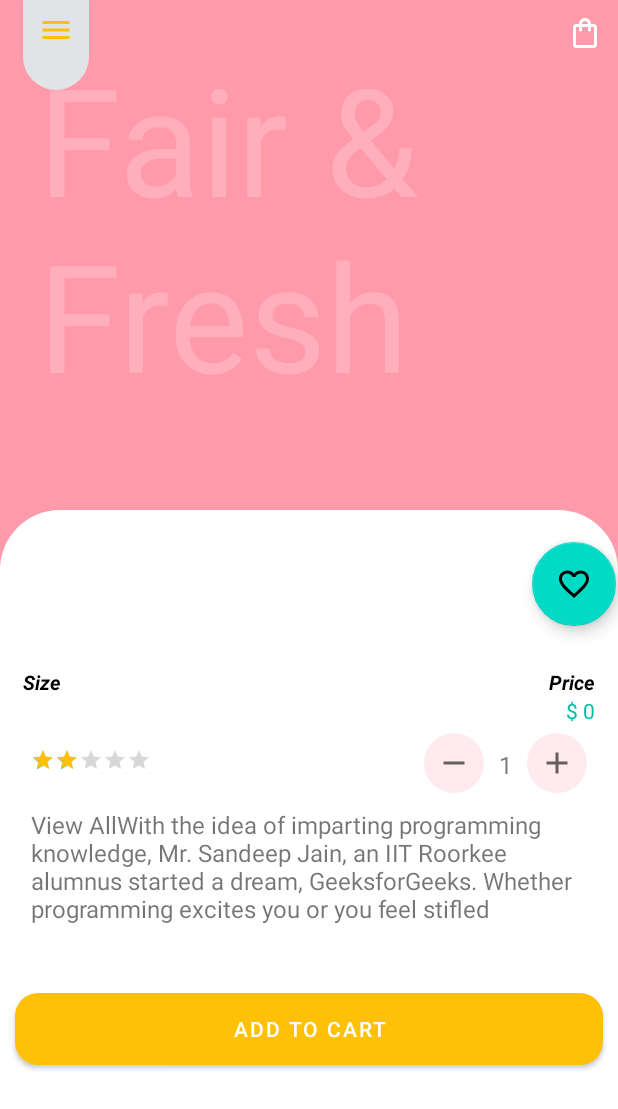
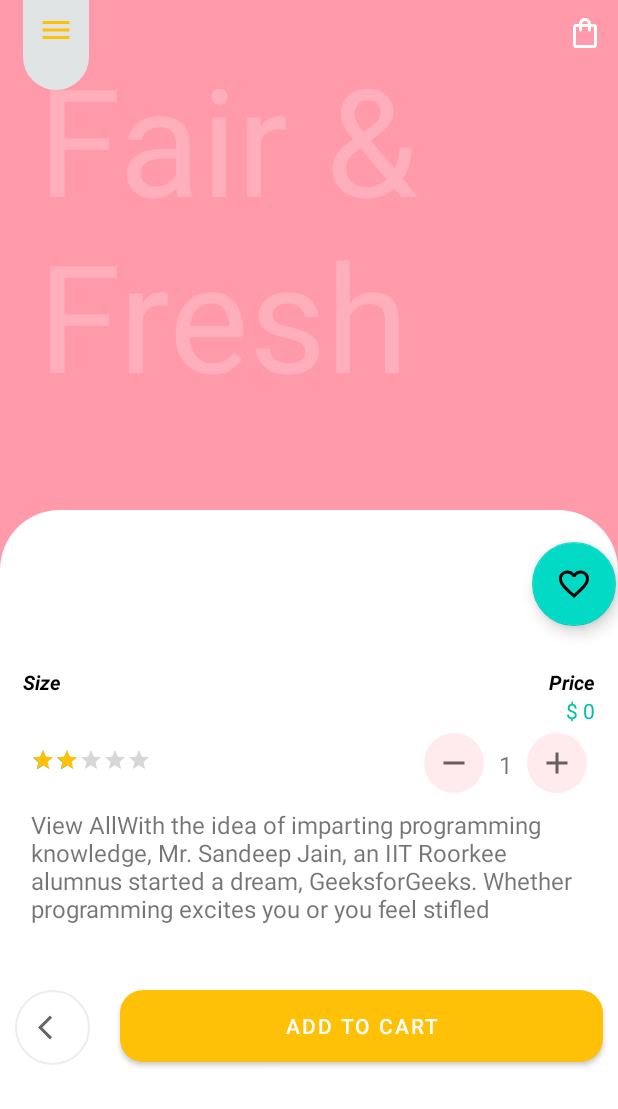
Before and after one commit to SalmanqQureshi/ChatsApplication, an Android app: the DetailProductActivity2 screen opened directly, with no data from a screen before it, on a phone screen of 412 x 824 dp. Shown: the top 1109 px of the screen. Run offline under Robolectric (Android 15) with nearby library versions, the phone set to English and light mode, and no system bars; Roboto replaces fonts that are not available here.

Commit message:
some work achieve

```diff
--- a/app/src/main/res/layout/activity_detail_product2.xml
+++ b/app/src/main/res/layout/activity_detail_product2.xml
@@ -94,6 +94,7 @@
             android:layout_width="match_parent"
             android:layout_height="match_parent"
             android:background="@drawable/kuch_bhi2"
+            android:layout_gravity="top"
             app:layout_behavior="@string/appbar_scrolling_view_behavior">
 
             <RelativeLayout
@@ -261,13 +262,13 @@
                     android:layout_height="wrap_content"
                     android:layout_alignParentBottom="true">
 
-<!--                    <ImageView-->
-<!--                        android:layout_width="50dp"-->
-<!--                        android:layout_height="50dp"-->
-<!--                        android:layout_margin="10dp"-->
-<!--                        android:background="@drawable/white_circle_background"-->
-<!--                        android:padding="15dp"-->
-<!--                        android:src="@drawable/arrow_back_ios_24" />-->
+                    <ImageView
+                        android:layout_width="50dp"
+                        android:layout_height="50dp"
+                        android:layout_margin="10dp"
+                        android:background="@drawable/white_circle_background"
+                        android:padding="15dp"
+                        android:src="@drawable/arrow_back_ios_24" />
 
                     <Button
                         android:id="@+id/detail_product_addtocart"
--- a/app/src/main/res/layout/activity_login.xml
+++ b/app/src/main/res/layout/activity_login.xml
@@ -5,7 +5,7 @@
     android:layout_width="match_parent"
     android:layout_height="match_parent"
     android:orientation="vertical"
-    tools:context=".LoginActivity">
+    tools:context="com.example.simpleeasy.LoginActivity">
 
     <RelativeLayout
         android:layout_width="match_parent"
--- a/app/src/main/res/layout/activity_product.xml
+++ b/app/src/main/res/layout/activity_product.xml
@@ -4,7 +4,7 @@
     xmlns:tools="http://schemas.android.com/tools"
     android:layout_width="match_parent"
     android:layout_height="match_parent"
-    tools:context=".ProductActivity">
+    tools:context="com.example.simpleeasy.ProductActivity">
 <androidx.viewpager2.widget.ViewPager2
     android:id="@+id/animated_VP"
     android:layout_width="match_parent"
--- a/app/src/main/res/layout/activity_register.xml
+++ b/app/src/main/res/layout/activity_register.xml
@@ -5,7 +5,7 @@
     android:layout_width="match_parent"
     android:layout_height="match_parent"
     android:orientation="vertical"
-    tools:context=".RegisterActivity">
+    tools:context="com.example.simpleeasy.RegisterActivity">
 
     <LinearLayout
         android:layout_width="match_parent"
@@ -32,7 +32,7 @@
         android:layout_width="match_parent"
         android:layout_height="wrap_content"
         android:layout_marginTop="30dp"
-        android:text="Login"
+        android:text="Create Account"
         android:textAlignment="center"
         android:textSize="35dp"
         android:textStyle="bold" />
@@ -48,7 +48,7 @@
         app:cardCornerRadius="60dp">
 
         <TextView
-
+            android:id="@+id/txt_loginactivity"
             android:layout_width="wrap_content"
             android:layout_height="wrap_content"
             android:layout_marginStart="10dp"
```
Also changed, not shown: app/src/main/AndroidManifest.xml (+11 -5 lines), app/src/main/java/com/example/simpleeasy/RegisterActivity.java (+20 -0 lines).
